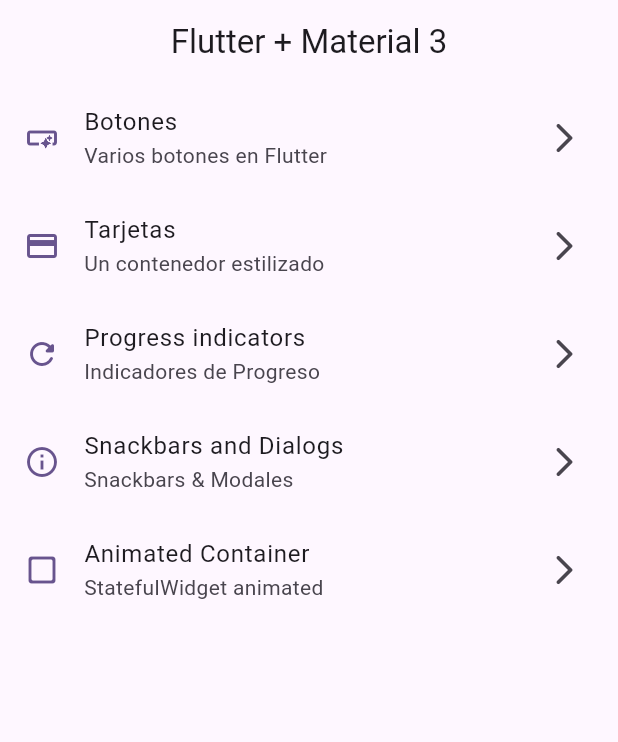
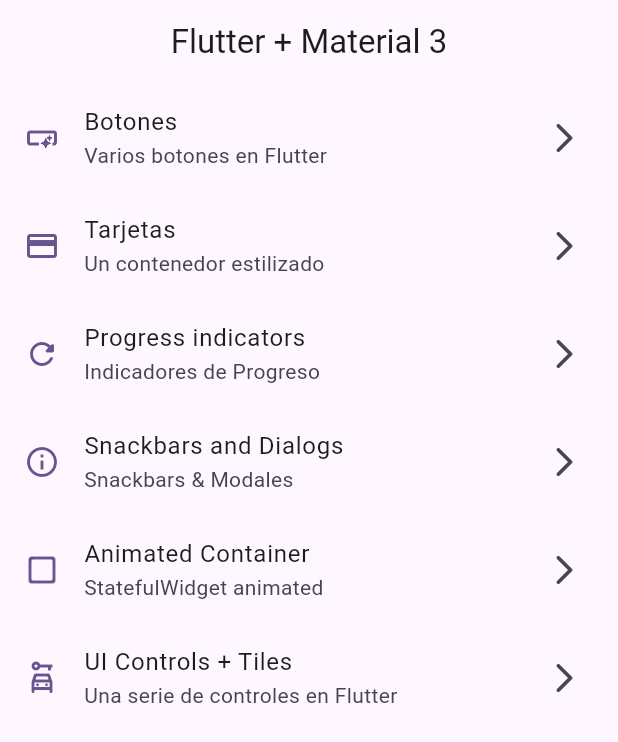
Before and after one commit to fernando1002971/widgets_app, a Flutter app: the screen it shows after launch, on a phone screen of 412 x 824 dp. Shown: the top 742 px of the screen. Run offline on Flutter 3.47's test engine with Material 2 defaults, Android fonts, the phone set to English and light mode, and no system bars; our stand-ins replace go_router.

```diff
--- a/lib/config/menu/menu_items.dart
+++ b/lib/config/menu/menu_items.dart
@@ -45,5 +45,10 @@ const appMenuItems = <MenuItem>[
     link: "/animated",
     icon: Icons.check_box_outline_blank_rounded,
   ),
-
+  MenuItem(
+    title: "UI Controls + Tiles",
+    subtitle: "Una serie de controles en Flutter",
+    link: "/ui-controls",
+    icon: Icons.car_rental_outlined,
+  ),
 ];
--- a/lib/config/router/app_router.dart
+++ b/lib/config/router/app_router.dart
@@ -35,5 +35,12 @@ final appRouter = GoRouter(
       path: '/animated',
       builder: (context, state) => const AnimatedScreen(),
     ),
+      GoRoute(
+      name: UiControlsScreen.name,
+      path: '/ui-controls',
+      builder: (context, state) => const UiControlsScreen(),
+    ),
+
+
   ],
 );
```
Also changed, not shown: lib/presentation/screens/ui_controls/ui_controls_screen.dart (+71 -2 lines).
